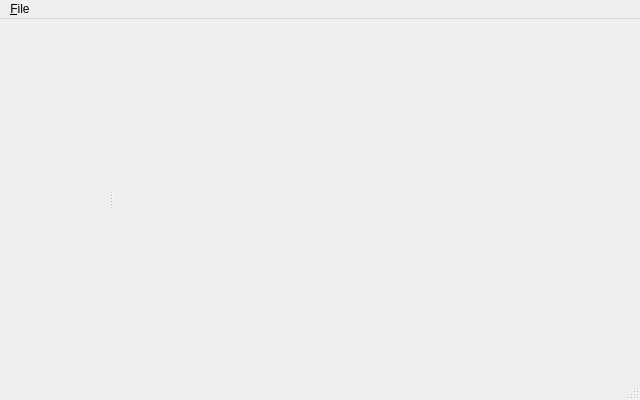
First picture: the form in src/ui_Advanced/MainWindow.ui, repository mireq/QBoincGui, before the edit.
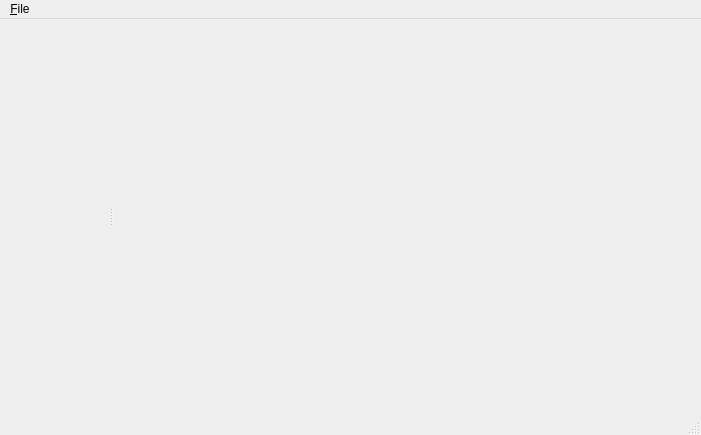
Second picture: the form after the edit. Icons and pictures are not drawn. Custom widgets are drawn as their Qt base class.

```diff
--- a/src/ui_Advanced/MainWindow.ui
+++ b/src/ui_Advanced/MainWindow.ui
@@ -7,8 +7,8 @@
    <rect>
     <x>0</x>
     <y>0</y>
-    <width>640</width>
-    <height>400</height>
+    <width>701</width>
+    <height>435</height>
    </rect>
   </property>
   <property name="windowTitle">
@@ -21,21 +21,45 @@
       <property name="orientation">
        <enum>Qt::Horizontal</enum>
       </property>
-      <widget class="ui_AdvancedNS::BoincTree" name="boincTree" native="true">
-       <property name="sizePolicy">
-        <sizepolicy hsizetype="Expanding" vsizetype="Expanding">
-         <horstretch>0</horstretch>
-         <verstretch>0</verstretch>
-        </sizepolicy>
-       </property>
-      </widget>
-      <widget class="QStackedWidget" name="stackedWidget">
+      <widget class="ui_AdvancedNS::BoincTree" name="boincTree" native="true"/>
+      <widget class="QWidget" name="widget_2" native="true">
        <property name="sizePolicy">
         <sizepolicy hsizetype="Preferred" vsizetype="Preferred">
          <horstretch>1</horstretch>
          <verstretch>0</verstretch>
         </sizepolicy>
        </property>
+       <layout class="QGridLayout" name="gridLayout_2">
+        <item row="0" column="0">
+         <widget class="QLabel" name="pageIconLabel">
+          <property name="sizePolicy">
+           <sizepolicy hsizetype="Maximum" vsizetype="Maximum">
+            <horstretch>0</horstretch>
+            <verstretch>0</verstretch>
+           </sizepolicy>
+          </property>
+          <property name="text">
+           <string/>
+          </property>
+          <property name="textFormat">
+           <enum>Qt::PlainText</enum>
+          </property>
+         </widget>
+        </item>
+        <item row="0" column="1">
+         <widget class="ElidedTextLabel" name="pageTitleLabel">
+          <property name="text">
+           <string/>
+          </property>
+          <property name="textFormat">
+           <enum>Qt::PlainText</enum>
+          </property>
+         </widget>
+        </item>
+        <item row="1" column="0" colspan="2">
+         <widget class="QStackedWidget" name="stackedWidget"/>
+        </item>
+       </layout>
       </widget>
      </widget>
     </item>
@@ -46,7 +70,7 @@
     <rect>
      <x>0</x>
      <y>0</y>
-     <width>640</width>
+     <width>701</width>
      <height>15</height>
     </rect>
    </property>
@@ -100,6 +124,11 @@
    <header>ui_Advanced/BoincTree.h</header>
    <container>1</container>
   </customwidget>
+  <customwidget>
+   <class>ElidedTextLabel</class>
+   <extends>QLabel</extends>
+   <header>ElidedTextLabel.h</header>
+  </customwidget>
  </customwidgets>
  <resources>
   <include location="../resources.qrc"/>
```
Left out of the diff: 2 changed lines with no effect on the pictures.
